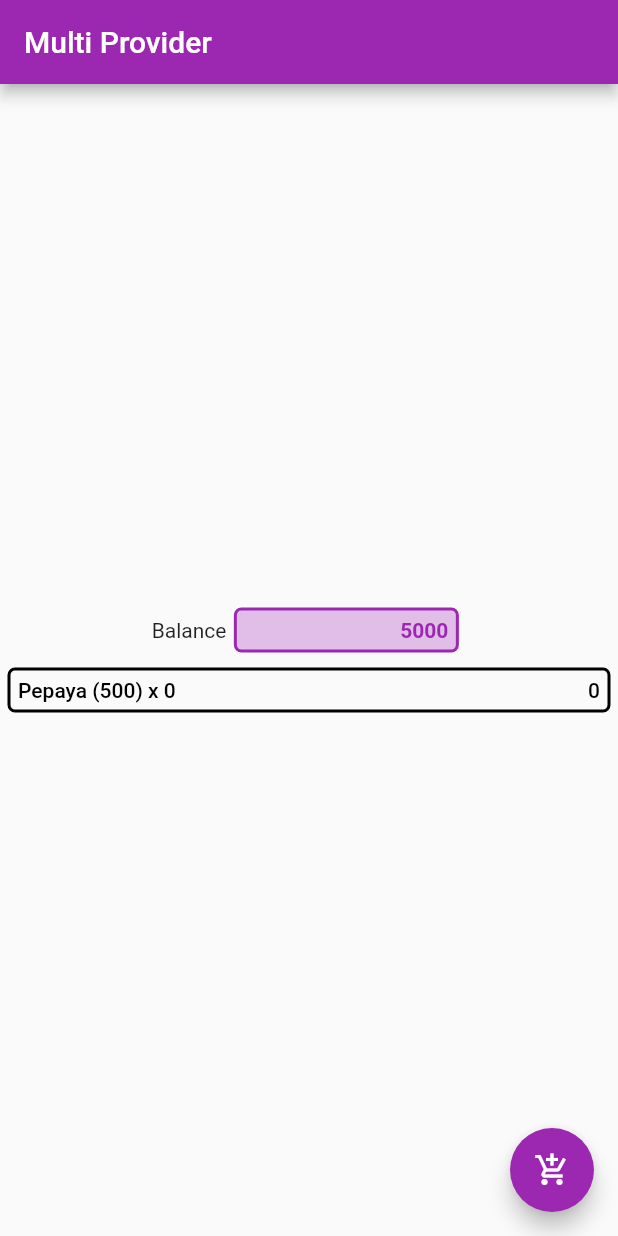
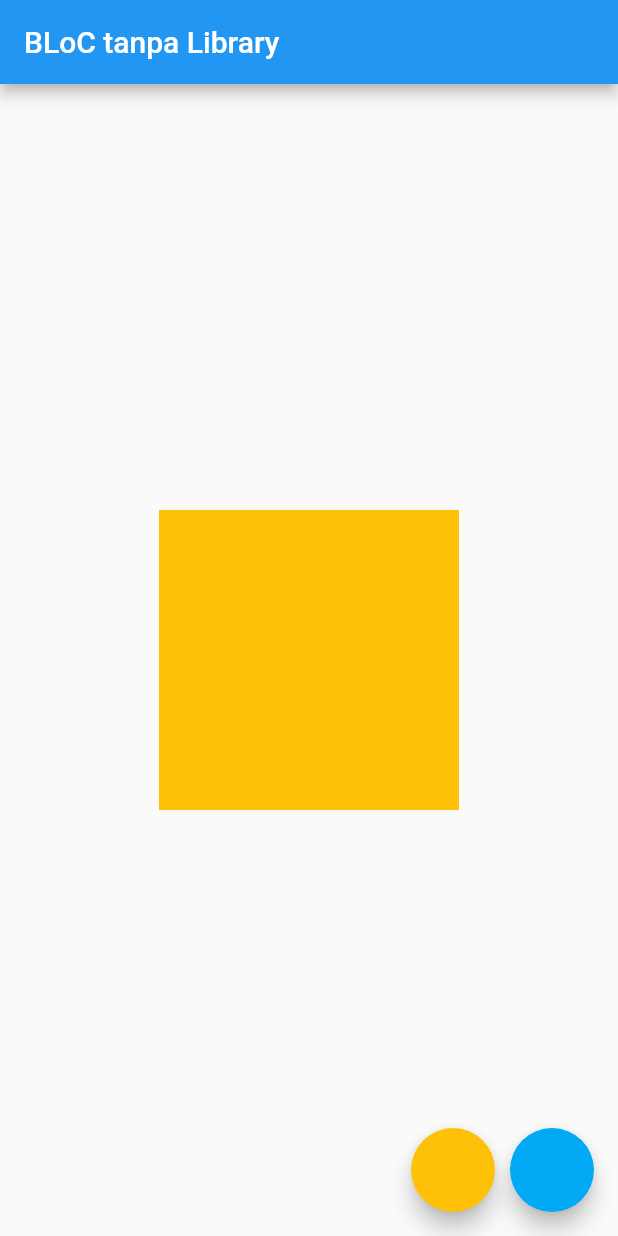
Before and after one commit to FxMajid/state-management, a Flutter app: the screen it shows after launch, on a phone screen of 412 x 824 dp. Run offline on Flutter 3.47's test engine with Material 2 defaults, Android fonts, the phone set to English and light mode, and no system bars.

Commit message:
bloc tanpa library

```diff
--- /dev/null
+++ b/lib/color_bloc.dart
@@ -0,0 +1,36 @@
+import 'dart:async';
+import 'package:flutter/cupertino.dart';
+import 'package:flutter/material.dart';
+
+enum ColorEvent { to_amber, to_light_blue }
+
+class ColorBloc {
+  //variabel menyimpan warna
+  Color _color = Colors.amber;
+
+  StreamController<ColorEvent> _eventController = StreamController<ColorEvent>();
+  StreamSink<ColorEvent> get evenSink => _eventController.sink;
+
+  StreamController<Color> _stateController = StreamController<Color>();
+  StreamSink<Color> get _stateSink => _stateController.sink;
+  Stream<Color> get stateStream => _stateController.stream;
+
+  void _mapEventToState(ColorEvent colorEvent) {
+    if (colorEvent == ColorEvent.to_amber)
+      _color = Colors.amber;
+    else
+      _color = Colors.lightBlue;
+
+    _stateSink.add(_color);
+  }
+
+  ColorBloc(){
+    _eventController.stream.listen(_mapEventToState);
+  }
+
+  void dispose(){
+    _eventController.close();
+    _stateController.close();
+  }
+
+}
--- a/lib/main.dart
+++ b/lib/main.dart
@@ -1,105 +1,64 @@
-import 'dart:ui';
-
 import 'package:flutter/material.dart';
-import 'package:provider/provider.dart';
-import 'package:state_management/cart.dart';
-import 'package:state_management/money.dart';
+import 'package:state_management/color_bloc.dart';
 
 void main() {
   runApp(MyApp());
 }
 
-class MyApp extends StatelessWidget {
+class MyApp extends StatefulWidget {
+  @override
+  _MyAppState createState() => _MyAppState();
+}
+
+class _MyAppState extends State<MyApp> {
+  ColorBloc bloc = ColorBloc();
+  @override
+  void dispose() {
+    bloc.dispose();
+    super.dispose();
+  }
+
   @override
   Widget build(BuildContext context) {
     return MaterialApp(
       debugShowCheckedModeBanner: false,
-        home: MultiProvider(
-          providers: [
-            ChangeNotifierProvider<Money>(
-              create: (context) => Money(),
+      home: Scaffold(
+        floatingActionButton:
+            Row(mainAxisAlignment: MainAxisAlignment.end, children: <Widget>[
+          FloatingActionButton(
+            onPressed: () {
+              bloc.evenSink.add(ColorEvent.to_amber);
+            },
+            backgroundColor: Colors.amber,
           ),
-            ChangeNotifierProvider<Cart>(
-              create: (context) => Cart(),
+          SizedBox(
+            width: 10,
+          ),
+          FloatingActionButton(
+            onPressed: () {
+              bloc.evenSink.add(ColorEvent.to_light_blue);
+            },
+            backgroundColor: Colors.lightBlue,
           )
-          ],
-          child: Scaffold(
-            floatingActionButton: Consumer<Money>(
-              builder: (context, money, _) => Consumer<Cart>(
-                builder: (context, cart, _) => FloatingActionButton(
-                  onPressed: () {
-                    if (money.balance >= 500) {
-                      cart.quantity += 1;
-                      money.balance -= 500;
-                    }
+        ]),
+        appBar: AppBar(
+          title: Text("BLoC tanpa Library"),
+        ),
+        body: Center(
+          child: StreamBuilder(
+            stream: bloc.stateStream,
+            initialData: Colors.amber,
+            builder: (context, snapshot) {
+              return AnimatedContainer(
+                duration: Duration(milliseconds: 500),
+                width: 200,
+                height: 200,
+                color: snapshot.data,
+              );
             },
-                  child: Icon(Icons.add_shopping_cart),
-                  backgroundColor: Colors.purple,
           ),
         ),
       ),
-            appBar: AppBar(
-              backgroundColor: Colors.purple,
-              title: Text("Multi Provider"),
-            ),
-            body: Center(
-                child: Column(
-              mainAxisAlignment: MainAxisAlignment.center,
-              children: <Widget>[
-                Row(
-                  mainAxisAlignment: MainAxisAlignment.center,
-                  children: <Widget>[
-                    Text("Balance"),
-                    Container(
-                      child: Align(
-                          alignment: Alignment.centerRight,
-                          child: Consumer<Money>(
-                            builder: (context, money, _) => Text(
-                                money.balance.toString(),
-                                style: TextStyle(
-                                    color: Colors.purple,
-                                    fontWeight: FontWeight.w700)),
-                          )),
-                      height: 30,
-                      width: 150,
-                      margin: EdgeInsets.all(5),
-                      padding: EdgeInsets.all(5),
-                      decoration: BoxDecoration(
-                          borderRadius: BorderRadius.circular(5),
-                          color: Colors.purple[100],
-                          border: Border.all(color: Colors.purple, width: 2)),
-                    )
-                  ],
-                ),
-                Container(
-                  child: Align(
-                      alignment: Alignment.centerRight,
-                      child: Consumer<Cart>(
-                        builder: (context, cart, _) => Row(
-                          mainAxisAlignment: MainAxisAlignment.spaceBetween,
-                          children: [
-                            Text("Pepaya (500) x " + cart.quantity.toString() ,
-                                style: TextStyle(
-                                    color: Colors.black,
-                                    fontWeight: FontWeight.w500)),
-                            Text(
-                              (500 * cart.quantity).toString(),
-                                style: TextStyle(
-                                    color: Colors.black,
-                                    fontWeight: FontWeight.w500)),
-                          ],
-                        ),
-                      )),
-                  height: 30,
-                  margin: EdgeInsets.all(5),
-                  padding: EdgeInsets.all(5),
-                  decoration: BoxDecoration(
-                      borderRadius: BorderRadius.circular(5),
-                      border: Border.all(color: Colors.black, width: 2)),
-                )
-              ],
-            )),
-          ),
-        ));
+    );
   }
 }
```
Lines whose indentation alone changed are shown as unchanged.
